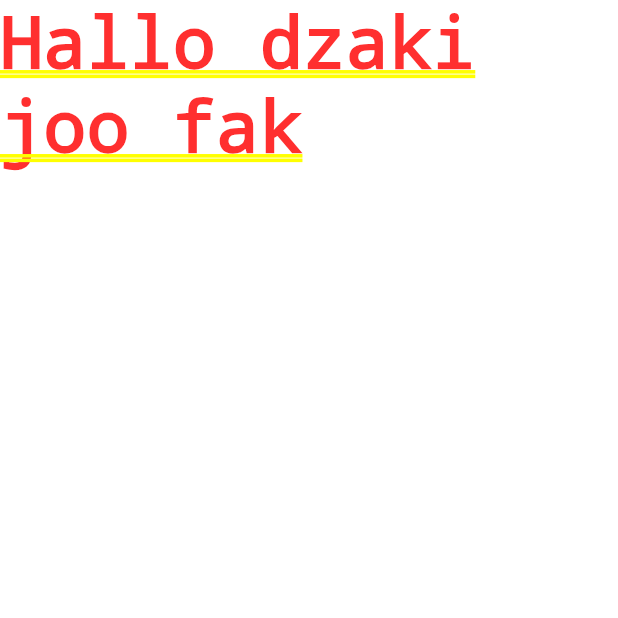
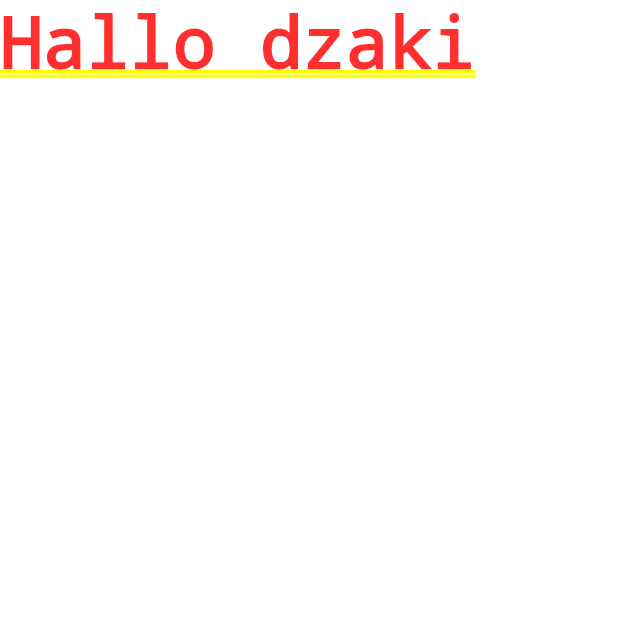
Before and after one commit to dzakiarrozaq/FlutterBasics, a Flutter app: the screen it shows after launch, on a phone screen of 412 x 824 dp, the top half of it. Run offline on Flutter 3.47's test engine with Material 3 defaults, Android fonts, the phone set to English and light mode, and no system bars.

Commit message:
update 1

```diff
--- a/lib/main.dart
+++ b/lib/main.dart
@@ -2,6 +2,6 @@ import 'package:flutter/material.dart';
 
 void main() {
   runApp(const MaterialApp(
-    home: Text('Hallo dzaki joo fak'),
+    home: Text('Hallo dzaki'),
   ));
 }
```
